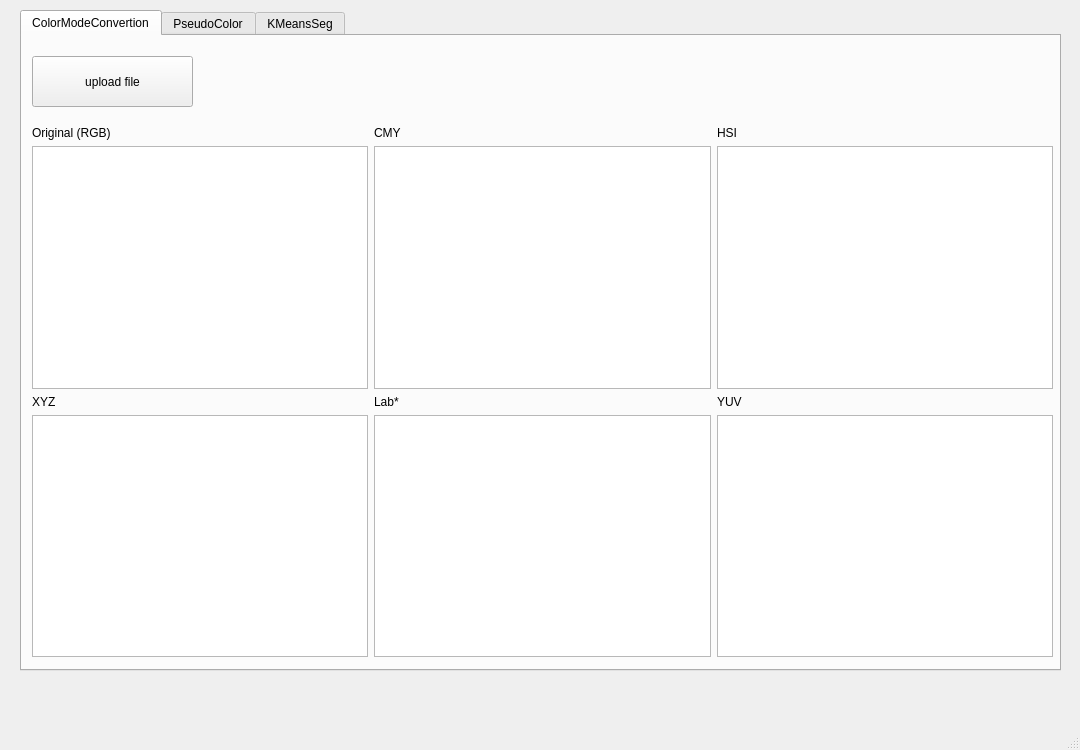
Qt form 06.hw/code/mainwindow.ui (ax130885/Digital_image_process_113_1_BIME) before a commit.
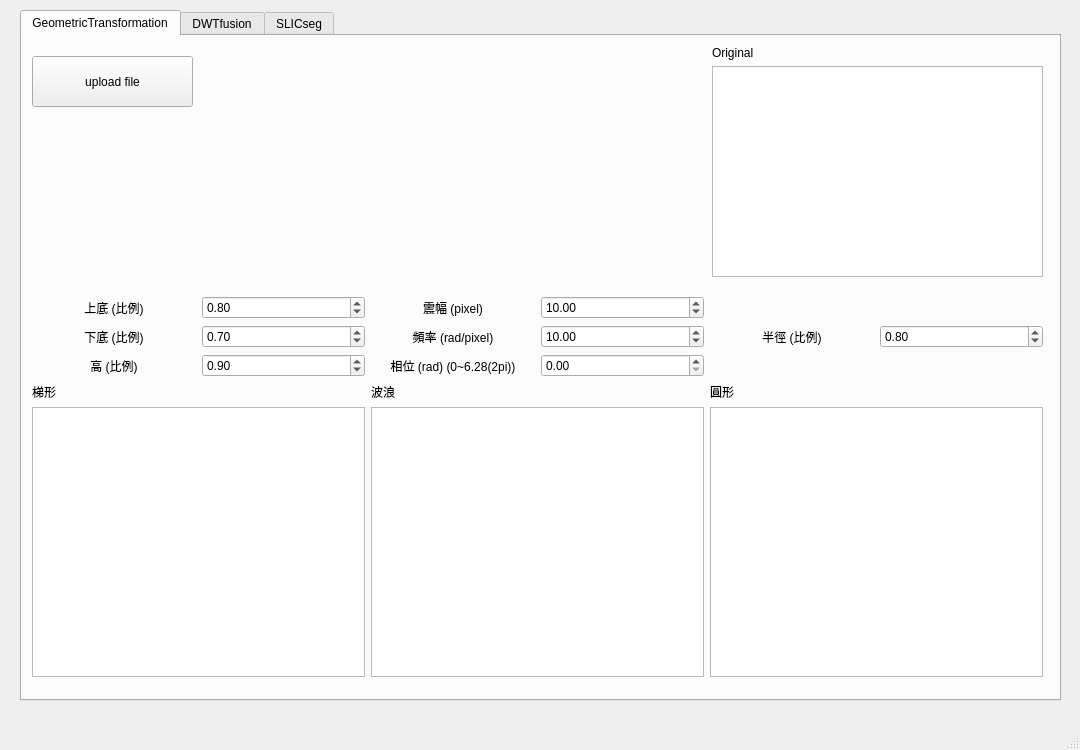
The same form after that commit. The open tabs and pages were chosen to show the change.

Patch:
```diff
--- a/06.hw/code/mainwindow.ui
+++ b/06.hw/code/mainwindow.ui
@@ -23,7 +23,7 @@
       <x>20</x>
       <y>10</y>
       <width>1041</width>
-      <height>661</height>
+      <height>691</height>
      </rect>
     </property>
     <property name="currentIndex">
@@ -31,7 +31,7 @@
     </property>
     <widget class="QWidget" name="ColorModeConvertion">
      <attribute name="title">
-      <string>ColorModeConvertion</string>
+      <string>GeometricTransformation</string>
      </attribute>
      <widget class="QPushButton" name="uploadfile">
       <property name="geometry">
@@ -50,18 +50,32 @@
       <property name="geometry">
        <rect>
         <x>10</x>
-        <y>90</y>
-        <width>1021</width>
-        <height>531</height>
+        <y>260</y>
+        <width>1011</width>
+        <height>381</height>
        </rect>
       </property>
       <layout class="QGridLayout" name="gridLayout">
+       <item row="1" column="0">
+        <layout class="QVBoxLayout" name="verticalLayout_7">
+         <item>
+          <widget class="QLabel" name="label_7">
+           <property name="text">
+            <string>梯形</string>
+           </property>
+          </widget>
+         </item>
+         <item>
+          <widget class="QGraphicsView" name="trapezoidalGeometricTransformationImage"/>
+         </item>
+        </layout>
+       </item>
        <item row="1" column="1">
         <layout class="QVBoxLayout" name="verticalLayout_8">
          <item>
           <widget class="QLabel" name="label_8">
            <property name="text">
-            <string>Lab*</string>
+            <string>波浪</string>
            </property>
           </widget>
          </item>
@@ -75,7 +89,7 @@
          <item>
           <widget class="QLabel" name="label_9">
            <property name="text">
-            <string>YUV</string>
+            <string>圓形</string>
            </property>
           </widget>
          </item>
@@ -85,67 +99,206 @@
         </layout>
        </item>
        <item row="0" column="2">
-        <layout class="QVBoxLayout" name="verticalLayout_6">
-         <item>
-          <widget class="QLabel" name="label_6">
-           <property name="text">
-            <string>HSI</string>
+        <layout class="QGridLayout" name="gridLayout_7">
+         <item row="0" column="1">
+          <widget class="QDoubleSpinBox" name="radiusSpinBox">
+           <property name="minimum">
+            <double>0.100000000000000</double>
+           </property>
+           <property name="maximum">
+            <double>1.000000000000000</double>
+           </property>
+           <property name="singleStep">
+            <double>0.100000000000000</double>
+           </property>
+           <property name="value">
+            <double>0.800000000000000</double>
            </property>
           </widget>
          </item>
-         <item>
-          <widget class="QGraphicsView" name="hsiImage"/>
+         <item row="0" column="0">
+          <widget class="QLabel" name="label_24">
+           <property name="text">
+            <string>半徑 (比例)</string>
+           </property>
+           <property name="alignment">
+            <set>Qt::AlignmentFlag::AlignCenter</set>
+           </property>
+          </widget>
          </item>
         </layout>
        </item>
        <item row="0" column="1">
-        <layout class="QVBoxLayout" name="verticalLayout_5">
-         <item>
-          <widget class="QLabel" name="label_5">
+        <layout class="QGridLayout" name="gridLayout_6">
+         <item row="0" column="0">
+          <widget class="QLabel" name="label_21">
            <property name="text">
-            <string>CMY</string>
+            <string>震幅 (pixel)</string>
            </property>
+           <property name="alignment">
+            <set>Qt::AlignmentFlag::AlignCenter</set>
+           </property>
           </widget>
          </item>
-         <item>
-          <widget class="QGraphicsView" name="cmyImage"/>
+         <item row="1" column="0">
+          <widget class="QLabel" name="label_22">
+           <property name="text">
+            <string>頻率 (rad/pixel)</string>
+           </property>
+           <property name="alignment">
+            <set>Qt::AlignmentFlag::AlignCenter</set>
+           </property>
+          </widget>
+         </item>
+         <item row="2" column="0">
+          <widget class="QLabel" name="label_23">
+           <property name="text">
+            <string>相位 (rad) (0~6.28(2pi))</string>
+           </property>
+           <property name="alignment">
+            <set>Qt::AlignmentFlag::AlignCenter</set>
+           </property>
+          </widget>
+         </item>
+         <item row="0" column="1">
+          <widget class="QDoubleSpinBox" name="amplitudeSpinBox">
+           <property name="value">
+            <double>10.000000000000000</double>
+           </property>
+          </widget>
+         </item>
+         <item row="1" column="1">
+          <widget class="QDoubleSpinBox" name="frequencySpinBox">
+           <property name="value">
+            <double>10.000000000000000</double>
+           </property>
+          </widget>
+         </item>
+         <item row="2" column="1">
+          <widget class="QDoubleSpinBox" name="phaseSpinBox">
+           <property name="maximum">
+            <double>6.280000000000000</double>
+           </property>
+           <property name="singleStep">
+            <double>0.314000000000000</double>
+           </property>
+           <property name="value">
+            <double>0.000000000000000</double>
+           </property>
+          </widget>
          </item>
         </layout>
        </item>
        <item row="0" column="0">
-        <layout class="QVBoxLayout" name="verticalLayout">
-         <item>
-          <widget class="QLabel" name="label">
+        <layout class="QGridLayout" name="gridLayout_5">
+         <item row="0" column="0">
+          <widget class="QLabel" name="label_17">
            <property name="text">
-            <string>Original (RGB)</string>
+            <string>上底 (比例)</string>
            </property>
+           <property name="alignment">
+            <set>Qt::AlignmentFlag::AlignCenter</set>
+           </property>
           </widget>
          </item>
-         <item>
-          <widget class="QGraphicsView" name="originalImage"/>
+         <item row="1" column="0">
+          <widget class="QLabel" name="label_19">
+           <property name="text">
+            <string>下底 (比例)</string>
+           </property>
+           <property name="alignment">
+            <set>Qt::AlignmentFlag::AlignCenter</set>
+           </property>
+          </widget>
          </item>
-        </layout>
-       </item>
-       <item row="1" column="0">
-        <layout class="QVBoxLayout" name="verticalLayout_7">
-         <item>
-          <widget class="QLabel" name="label_7">
+         <item row="2" column="0">
+          <widget class="QLabel" name="label_20">
            <property name="text">
-            <string>XYZ</string>
+            <string>高 (比例)</string>
            </property>
+           <property name="alignment">
+            <set>Qt::AlignmentFlag::AlignCenter</set>
+           </property>
           </widget>
          </item>
-         <item>
-          <widget class="QGraphicsView" name="xyzImage"/>
+         <item row="0" column="1">
+          <widget class="QDoubleSpinBox" name="topBaseSpinBox">
+           <property name="minimum">
+            <double>0.100000000000000</double>
+           </property>
+           <property name="maximum">
+            <double>1.000000000000000</double>
+           </property>
+           <property name="singleStep">
+            <double>0.100000000000000</double>
+           </property>
+           <property name="value">
+            <double>0.800000000000000</double>
+           </property>
+          </widget>
          </item>
+         <item row="1" column="1">
+          <widget class="QDoubleSpinBox" name="bottomBaseSpinBox">
+           <property name="minimum">
+            <double>0.100000000000000</double>
+           </property>
+           <property name="maximum">
+            <double>1.000000000000000</double>
+           </property>
+           <property name="singleStep">
+            <double>0.100000000000000</double>
+           </property>
+           <property name="value">
+            <double>0.700000000000000</double>
+           </property>
+          </widget>
+         </item>
+         <item row="2" column="1">
+          <widget class="QDoubleSpinBox" name="heightSpinBox">
+           <property name="minimum">
+            <double>0.100000000000000</double>
+           </property>
+           <property name="maximum">
+            <double>1.000000000000000</double>
+           </property>
+           <property name="singleStep">
+            <double>0.100000000000000</double>
+           </property>
+           <property name="value">
+            <double>0.900000000000000</double>
+           </property>
+          </widget>
+         </item>
         </layout>
        </item>
       </layout>
      </widget>
+     <widget class="QWidget" name="">
+      <property name="geometry">
+       <rect>
+        <x>690</x>
+        <y>10</y>
+        <width>331</width>
+        <height>231</height>
+       </rect>
+      </property>
+      <layout class="QVBoxLayout" name="verticalLayout">
+       <item>
+        <widget class="QLabel" name="label">
+         <property name="text">
+          <string>Original</string>
+         </property>
+        </widget>
+       </item>
+       <item>
+        <widget class="QGraphicsView" name="originalImage"/>
+       </item>
+      </layout>
+     </widget>
     </widget>
     <widget class="QWidget" name="PseudoColor">
      <attribute name="title">
-      <string>PseudoColor</string>
+      <string>DWTfusion</string>
      </attribute>
      <widget class="QPushButton" name="uploadfile_2">
       <property name="geometry">
@@ -327,7 +480,7 @@
     </widget>
     <widget class="QWidget" name="KMeansSeg">
      <attribute name="title">
-      <string>KMeansSeg</string>
+      <string>SLICseg</string>
      </attribute>
      <widget class="QPushButton" name="uploadfile_3">
       <property name="geometry">
```
Left out of the diff: 285 changed lines with no effect on the pictures.
